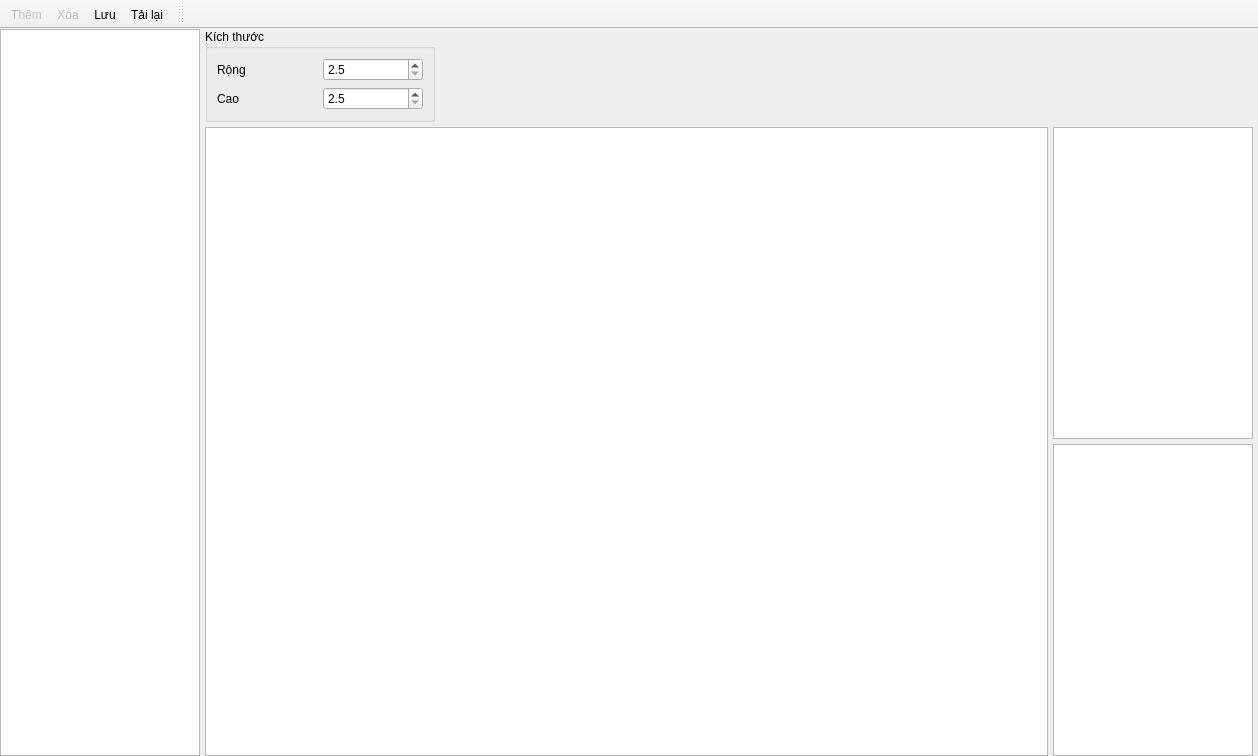
Above: Sources/HxDesignWindow.ui from VanDuongPCB/desktop-laser-marking-system before the change. Below: the same form after it.
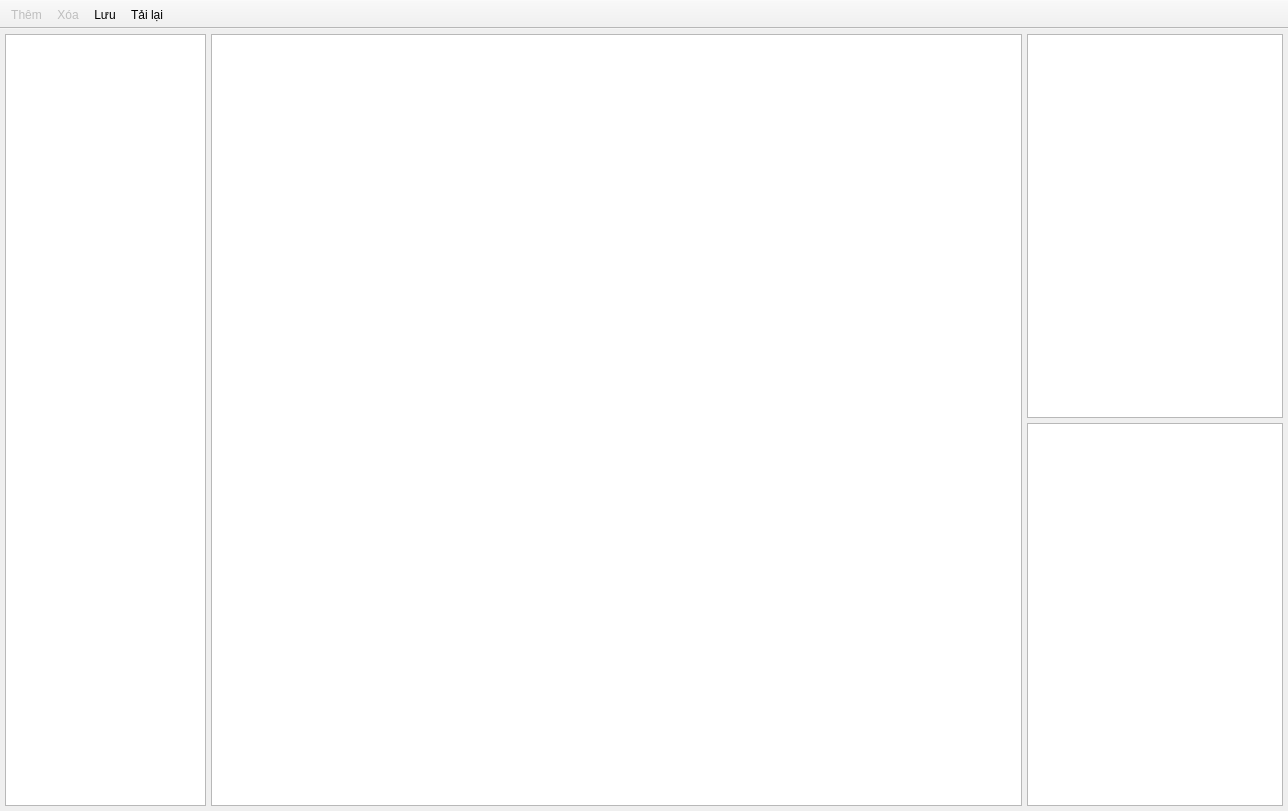
That is the form after the change. Icons and pictures are not drawn. Custom widgets are drawn as their Qt base class.

```diff
--- a/Sources/HxDesignWindow.ui
+++ b/Sources/HxDesignWindow.ui
@@ -6,32 +6,41 @@
    <rect>
     <x>0</x>
     <y>0</y>
-    <width>1258</width>
-    <height>756</height>
+    <width>1288</width>
+    <height>811</height>
    </rect>
   </property>
   <property name="windowTitle">
    <string>MainWindow</string>
   </property>
+  <property name="toolButtonStyle">
+   <enum>Qt::ToolButtonStyle::ToolButtonTextBesideIcon</enum>
+  </property>
   <widget class="QWidget" name="centralwidget">
    <layout class="QGridLayout" name="gridLayout_2">
     <property name="leftMargin">
-     <number>0</number>
+     <number>5</number>
     </property>
     <property name="topMargin">
-     <number>0</number>
+     <number>5</number>
     </property>
     <property name="rightMargin">
      <number>5</number>
     </property>
     <property name="bottomMargin">
-     <number>0</number>
+     <number>5</number>
     </property>
     <property name="spacing">
      <number>5</number>
     </property>
-    <item row="1" column="3">
+    <item row="0" column="3">
      <widget class="HxTableView" name="tbvModelParams">
+      <property name="sizePolicy">
+       <sizepolicy hsizetype="Fixed" vsizetype="Expanding">
+        <horstretch>0</horstretch>
+        <verstretch>0</verstretch>
+       </sizepolicy>
+      </property>
       <property name="minimumSize">
        <size>
         <width>200</width>
@@ -55,56 +64,23 @@
       </attribute>
      </widget>
     </item>
-    <item row="2" column="3">
+    <item row="1" column="3">
      <widget class="HxTableView" name="tbvLotParams">
-      <property name="minimumSize">
-       <size>
-        <width>200</width>
-        <height>0</height>
-       </size>
+      <property name="sizePolicy">
+       <sizepolicy hsizetype="Fixed" vsizetype="Expanding">
+        <horstretch>0</horstretch>
+        <verstretch>0</verstretch>
+       </sizepolicy>
       </property>
-      <property name="editTriggers">
-       <set>QAbstractItemView::EditTrigger::NoEditTriggers</set>
-      </property>
-      <attribute name="horizontalHeaderStretchLastSection">
-       <bool>true</bool>
-      </attribute>
-      <attribute name="verticalHeaderVisible">
-       <bool>false</bool>
-      </attribute>
-      <attribute name="verticalHeaderMinimumSectionSize">
-       <number>22</number>
-      </attribute>
-      <attribute name="verticalHeaderDefaultSectionSize">
-       <number>22</number>
-      </attribute>
-     </widget>
-    </item>
-    <item row="0" column="0" rowspan="3">
-     <widget class="HxTableView" name="tbvDesign">
       <property name="minimumSize">
        <size>
         <width>200</width>
         <height>0</height>
        </size>
       </property>
-      <property name="maximumSize">
-       <size>
-        <width>300</width>
-        <height>16777215</height>
-       </size>
-      </property>
-      <property name="font">
-       <font>
-        <pointsize>12</pointsize>
-       </font>
-      </property>
       <property name="editTriggers">
        <set>QAbstractItemView::EditTrigger::NoEditTriggers</set>
       </property>
-      <property name="alternatingRowColors">
-       <bool>true</bool>
-      </property>
       <attribute name="horizontalHeaderStretchLastSection">
        <bool>true</bool>
       </attribute>
@@ -119,110 +95,13 @@
       </attribute>
      </widget>
     </item>
-    <item row="0" column="1">
-     <widget class="QGroupBox" name="groupBox">
-      <property name="minimumSize">
-       <size>
-        <width>0</width>
-        <height>0</height>
-       </size>
-      </property>
-      <property name="title">
-       <string>Kích thước</string>
-      </property>
-      <layout class="QGridLayout" name="gridLayout_3">
-       <item row="0" column="0">
-        <widget class="QLabel" name="label">
-         <property name="text">
-          <string>Rộng</string>
-         </property>
-        </widget>
-       </item>
-       <item row="1" column="0">
-        <widget class="QLabel" name="label_2">
-         <property name="minimumSize">
-          <size>
-           <width>100</width>
-           <height>0</height>
-          </size>
-         </property>
-         <property name="text">
-          <string>Cao</string>
-         </property>
-        </widget>
-       </item>
-       <item row="0" column="1">
-        <widget class="QDoubleSpinBox" name="spxDesignWidth">
-         <property name="minimumSize">
-          <size>
-           <width>100</width>
-           <height>0</height>
-          </size>
-         </property>
-         <property name="decimals">
-          <number>1</number>
-         </property>
-         <property name="minimum">
-          <double>2.500000000000000</double>
-         </property>
-         <property name="maximum">
-          <double>50.000000000000000</double>
-         </property>
-         <property name="singleStep">
-          <double>0.100000000000000</double>
-         </property>
-        </widget>
-       </item>
-       <item row="1" column="1">
-        <widget class="QDoubleSpinBox" name="spxDesignHeight">
-         <property name="minimumSize">
-          <size>
-           <width>100</width>
-           <height>0</height>
-          </size>
-         </property>
-         <property name="decimals">
-          <number>1</number>
-         </property>
-         <property name="minimum">
-          <double>2.500000000000000</double>
-         </property>
-         <property name="maximum">
-          <double>50.000000000000000</double>
-         </property>
-         <property name="singleStep">
-          <double>0.100000000000000</double>
-         </property>
-        </widget>
-       </item>
-      </layout>
-     </widget>
-    </item>
-    <item row="0" column="2" rowspan="2">
-     <spacer name="horizontalSpacer">
-      <property name="orientation">
-       <enum>Qt::Orientation::Horizontal</enum>
-      </property>
-      <property name="sizeHint" stdset="0">
-       <size>
-        <width>4000</width>
-        <height>20</height>
-       </size>
-      </property>
-     </spacer>
-    </item>
-    <item row="1" column="1" rowspan="2" colspan="2">
+    <item row="0" column="1" rowspan="2" colspan="2">
      <widget class="HxTableView" name="tbvBlocks">
-      <property name="font">
-       <font>
-        <pointsize>12</pointsize>
-       </font>
-      </property>
       <property name="styleSheet">
        <string notr="true"/>
       </property>
       <property name="alternatingRowColors">
-       <bool>true</bool>
+       <bool>false</bool>
       </property>
       <attribute name="horizontalHeaderStretchLastSection">
        <bool>true</bool>
@@ -238,6 +117,52 @@
       </attribute>
      </widget>
     </item>
+    <item row="0" column="0" rowspan="2">
+     <widget class="HxTableView" name="tbvDesign">
+      <property name="sizePolicy">
+       <sizepolicy hsizetype="Fixed" vsizetype="Expanding">
+        <horstretch>0</horstretch>
+        <verstretch>0</verstretch>
+       </sizepolicy>
+      </property>
+      <property name="minimumSize">
+       <size>
+        <width>200</width>
+        <height>0</height>
+       </size>
+      </property>
+      <property name="maximumSize">
+       <size>
+        <width>201</width>
+        <height>16777215</height>
+       </size>
+      </property>
+      <property name="editTriggers">
+       <set>QAbstractItemView::EditTrigger::AllEditTriggers</set>
+      </property>
+      <property name="alternatingRowColors">
+       <bool>false</bool>
+      </property>
+      <property name="selectionMode">
+       <enum>QAbstractItemView::SelectionMode::SingleSelection</enum>
+      </property>
+      <property name="selectionBehavior">
+       <enum>QAbstractItemView::SelectionBehavior::SelectRows</enum>
+      </property>
+      <attribute name="horizontalHeaderStretchLastSection">
+       <bool>false</bool>
+      </attribute>
+      <attribute name="verticalHeaderVisible">
+       <bool>false</bool>
+      </attribute>
+      <attribute name="verticalHeaderMinimumSectionSize">
+       <number>22</number>
+      </attribute>
+      <attribute name="verticalHeaderDefaultSectionSize">
+       <number>22</number>
+      </attribute>
+     </widget>
+    </item>
    </layout>
   </widget>
   <widget class="QToolBar" name="tbrMenu">
@@ -249,12 +174,12 @@
    </property>
    <property name="iconSize">
     <size>
-     <width>80</width>
+     <width>24</width>
      <height>24</height>
     </size>
    </property>
    <property name="toolButtonStyle">
-    <enum>Qt::ToolButtonStyle::ToolButtonTextUnderIcon</enum>
+    <enum>Qt::ToolButtonStyle::ToolButtonTextBesideIcon</enum>
    </property>
    <attribute name="toolBarArea">
     <enum>TopToolBarArea</enum>
@@ -267,17 +192,6 @@
    <addaction name="actionSave"/>
    <addaction name="actionLoad"/>
   </widget>
-  <widget class="QToolBar" name="tbrSearch">
-   <property name="windowTitle">
-    <string>toolBar_2</string>
-   </property>
-   <attribute name="toolBarArea">
-    <enum>TopToolBarArea</enum>
-   </attribute>
-   <attribute name="toolBarBreak">
-    <bool>false</bool>
-   </attribute>
-  </widget>
   <action name="actionNew">
    <property name="enabled">
     <bool>false</bool>
```
